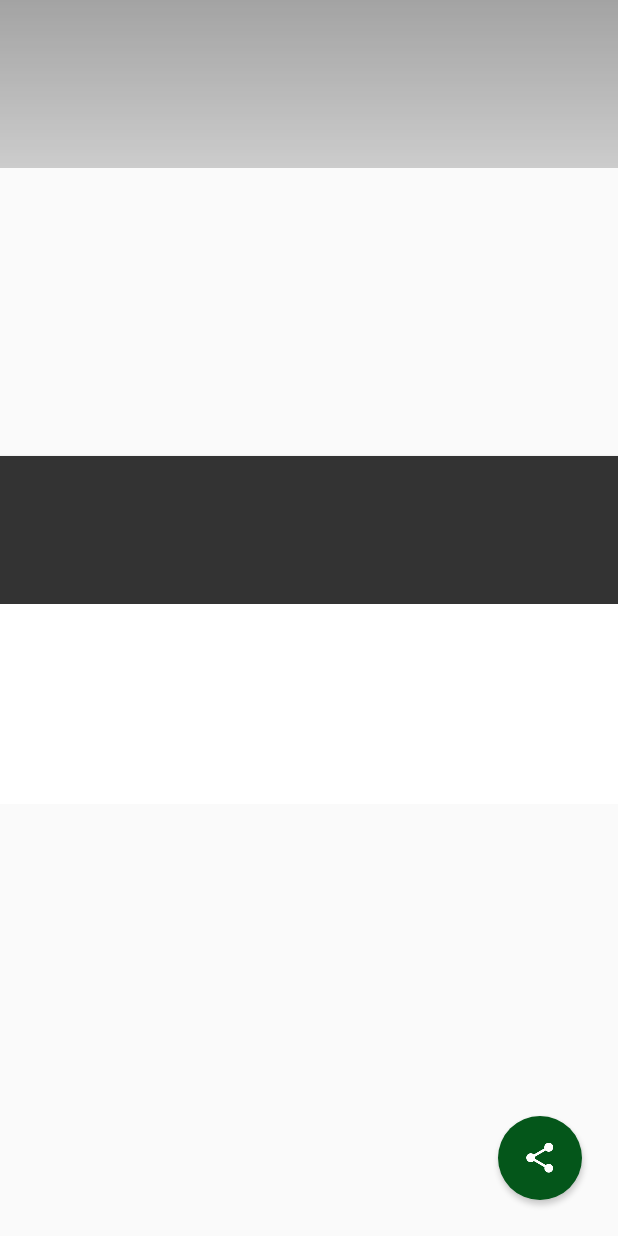
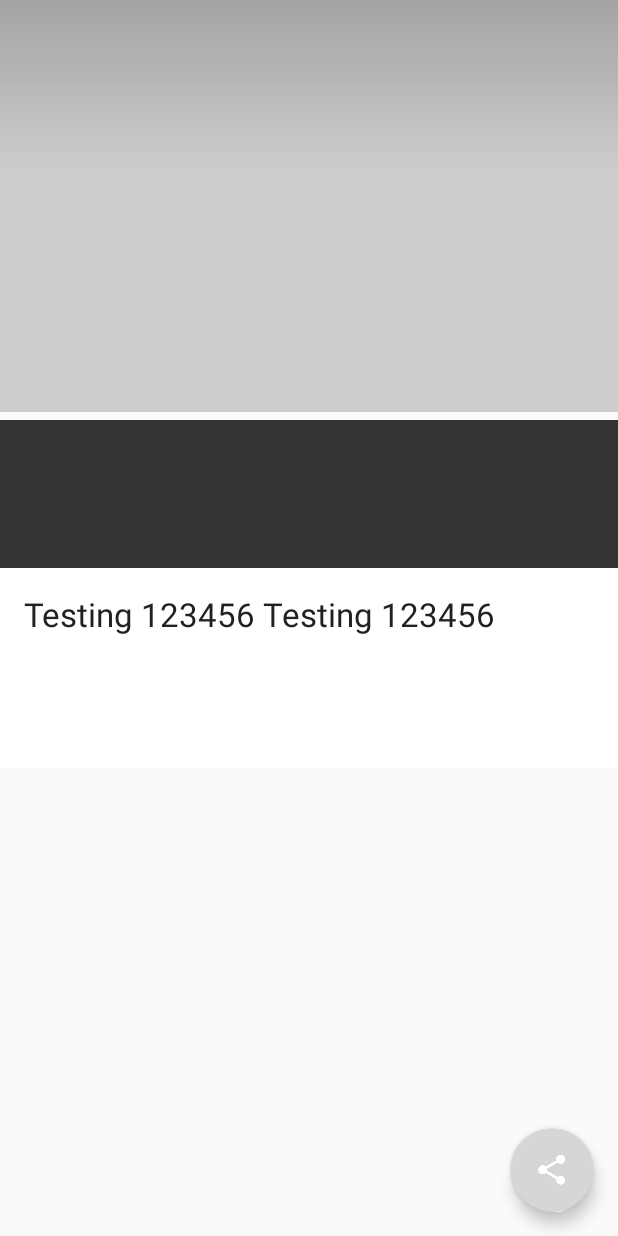
Before and after one commit to oliviadodge/xyz-reader, an Android app: the layout fragment_article_detail.xml on its own in the app's theme, with its tools: preview values and no code run, on a phone screen of 412 x 824 dp. Run offline under Robolectric (Android 15) with nearby library versions, the phone set to English and light mode, and no system bars.

Commit message:
remove CardView and add item decoration to RecyclerView

```diff
--- a/xyzreader/XYZReader/src/main/java/com/example/xyzreader/ui/ArticleDetailFragment.java
+++ b/xyzreader/XYZReader/src/main/java/com/example/xyzreader/ui/ArticleDetailFragment.java
@@ -255,7 +255,7 @@ public class ArticleDetailFragment extends Fragment implements
         bindViews();
     }
 
-    public int getUpButtonFloor() {
+    public int  getUpButtonFloor() {
         if (mPhotoContainerView == null || mPhotoView.getHeight() == 0) {
             return Integer.MAX_VALUE;
         }
--- /dev/null
+++ b/xyzreader/XYZReader/src/main/java/com/example/xyzreader/ui/SetAspectImageView.java
@@ -0,0 +1,31 @@
+package com.example.xyzreader.ui;
+
+import android.content.Context;
+import android.util.AttributeSet;
+import android.widget.ImageView;
+
+/**
+ * Created by olivi on 11/3/2015.
+ */
+public class SetAspectImageView extends ImageView {
+
+    public SetAspectImageView(Context context) {
+        super(context);
+    }
+
+    public SetAspectImageView(Context context, AttributeSet attrs) {
+        super(context, attrs);
+    }
+
+    public SetAspectImageView(Context context, AttributeSet attrs, int defStyle) {
+        super(context, attrs, defStyle);
+    }
+
+    @Override
+    protected void onMeasure(int widthMeasureSpec, int heightMeasureSpec) {
+        int height = MeasureSpec.getSize(widthMeasureSpec) * 2 / 3;
+        int heightSpec = MeasureSpec.makeMeasureSpec(height,
+                MeasureSpec.EXACTLY);
+        super.onMeasure(widthMeasureSpec, heightSpec);
+    }
+}
--- a/xyzreader/XYZReader/src/main/res/drawable/add_fab_background.xml
+++ b/xyzreader/XYZReader/src/main/res/drawable/add_fab_background.xml
@@ -17,7 +17,7 @@
 <layer-list xmlns:android="http://schemas.android.com/apk/res/android">
     <item>
         <shape android:shape="oval">
-            <solid android:color="@color/theme_accent" />
+            <solid android:color="@color/yellow_a400" />
         </shape>
     </item>
     <item android:drawable="@drawable/white_selectable_item_background_circle" />
--- a/xyzreader/XYZReader/src/main/res/layout/fragment_article_detail.xml
+++ b/xyzreader/XYZReader/src/main/res/layout/fragment_article_detail.xml
@@ -1,5 +1,7 @@
-<com.example.xyzreader.ui.DrawInsetsFrameLayout xmlns:android="http://schemas.android.com/apk/res/android"
+<com.example.xyzreader.ui.DrawInsetsFrameLayout
+    xmlns:android="http://schemas.android.com/apk/res/android"
     xmlns:app="http://schemas.android.com/apk/res-auto"
+    xmlns:tools="http://schemas.android.com/tools"
     android:id="@+id/draw_insets_frame_layout"
     android:layout_width="match_parent"
     android:layout_height="match_parent">
@@ -19,15 +21,16 @@
                 android:layout_height="wrap_content"
                 android:background="@color/photo_placeholder">
                 <!--suppress AndroidLintContentDescription -->
-                <ImageView
+                <com.example.xyzreader.ui.SetAspectImageView
                     android:id="@+id/photo"
-                    android:layout_width="100dp"
-                    android:layout_height="100dp"
+                    android:layout_width="match_parent"
+                    android:layout_height="0dp"
+                    android:scaleType="centerCrop"
                      />
 
                 <View
                     android:layout_width="match_parent"
-                    android:layout_height="112dp"
+                    android:layout_height="@dimen/detail_photo_background_protection"
                     android:background="@drawable/photo_background_protection" />
 
             </FrameLayout>
@@ -39,7 +42,7 @@
                 android:layout_gravity="center_horizontal"
                 android:maxWidth="@dimen/detail_card_max_width"
                 android:background="#fff"
-                android:elevation="2dp"
+                app:elevation="2dp"
                 android:layout_marginTop="@dimen/detail_card_top_margin">
 
                 <LinearLayout
@@ -83,25 +86,44 @@
                     android:layout_marginLeft="@dimen/detail_inner_horiz_margin"
                     android:layout_marginRight="@dimen/detail_inner_horiz_margin"
                     android:paddingBottom="@dimen/detail_body_bottom_margin"
-                    android:textColor="@color/ltgray"
-                    android:textColorLink="@color/theme_accent"
+                    android:textColor="@color/grey_900"
+                    android:textColorLink="@color/yellow_a400"
                     android:textSize="@dimen/detail_body_text_size"
-                    android:lineSpacingMultiplier="@fraction/detail_body_line_spacing_multiplier" />
+                    android:lineSpacingMultiplier="@fraction/detail_body_line_spacing_multiplier"
+                    tools:text="Testing 123456 Testing 123456"/>
 
             </com.example.xyzreader.ui.MaxWidthLinearLayout>
         </FrameLayout>
     </com.example.xyzreader.ui.ObservableScrollView>
 
-    <ImageButton android:id="@+id/share_fab"
-        android:stateListAnimator="@anim/fab_state_list_anim"
+    <!--<ImageButton android:id="@+id/share_fab"-->
+        <!--android:stateListAnimator="@anim/fab_state_list_anim"-->
+        <!--android:background="@drawable/add_fab_background"-->
+        <!--android:layout_gravity="bottom|end"-->
+        <!--android:layout_marginRight="@dimen/fab_margin"-->
+        <!--android:layout_marginBottom="@dimen/fab_margin"-->
+        <!--android:layout_width="56dp"-->
+        <!--android:layout_height="56dp"-->
+        <!--android:src="@drawable/ic_share"-->
+        <!--android:elevation="@dimen/fab_elevation"-->
+        <!--android:contentDescription="@string/action_share" />-->
+
+
+    <android.support.design.widget.FloatingActionButton
+        android:id="@+id/share_fab"
+        android:src="@drawable/ic_share"
         android:background="@drawable/add_fab_background"
+
+        android:layout_margin="@dimen/fab_margin"
+        android:layout_width="wrap_content"
+        android:layout_height="wrap_content"
+
+        app:elevation="@dimen/fab_elevation"
+        app:pressedTranslationZ="@dimen/fab_press_translation_z"
         android:layout_gravity="bottom|end"
-        android:layout_marginRight="@dimen/fab_margin"
-        android:layout_marginBottom="@dimen/fab_margin"
-        android:layout_width="56dp"
-        android:layout_height="56dp"
-        android:src="@drawable/ic_share"
-        android:elevation="@dimen/fab_elevation"
+
         android:contentDescription="@string/action_share" />
 
+
+
 </com.example.xyzreader.ui.DrawInsetsFrameLayout>
--- a/xyzreader/XYZReader/src/main/res/values/colors.xml
+++ b/xyzreader/XYZReader/src/main/res/values/colors.xml
@@ -18,8 +18,10 @@
 <resources>
     <color name="photo_placeholder">#ccc</color>
 
-    <color name="theme_primary">#04561A</color>
-    <color name="theme_primary_dark">#04561A</color>
-    <color name="theme_accent">#04561A</color>
-    <color name="ltgray">#ffe0e0e0</color>
+    <color name="grey_500">#9E9E9E</color>
+    <color name="grey_700">#616161</color>
+    <color name="grey_300">#E0E0E0</color>
+
+    <color name="yellow_a400">#FFEA00</color>
+    <color name="grey_900">#212121</color>
 </resources>
--- a/xyzreader/XYZReader/src/main/res/values/dimens.xml
+++ b/xyzreader/XYZReader/src/main/res/values/dimens.xml
@@ -2,10 +2,19 @@
     <!-- detail -->
     <dimen name="detail_title_text_size">32sp</dimen>
     <dimen name="detail_body_text_size">22sp</dimen>
+
+    <dimen name="detail_image_view_height">96dp</dimen>
+    <dimen name="detail_image_view_width">96dp</dimen>
+
+    <dimen name="detail_photo_background_protection">112dp</dimen>
+
     <item name="detail_body_line_spacing_multiplier" format="float" type="fraction">1.25</item>
 
-    <dimen name="fab_elevation">2dp</dimen>
-    <dimen name="fab_press_translation_z">6dp</dimen>
-    <dimen name="fab_margin">24dp</dimen>
+    <dimen name="fab_elevation">6dp</dimen>
+    <dimen name="fab_press_translation_z">12dp</dimen>
+    <dimen name="fab_margin">16dp</dimen>
+
+    <dimen name="text_padding_side">16dp</dimen>
+    <dimen name="text_padding_top_bottom">4dp</dimen>
 
 </resources>
--- a/xyzreader/XYZReader/src/main/res/values/macro_layout.xml
+++ b/xyzreader/XYZReader/src/main/res/values/macro_layout.xml
@@ -6,7 +6,7 @@
 
     <!-- detail -->
     <bool name="detail_is_card">false</bool>
-    <dimen name="detail_photo_height">304dp</dimen>
+    <dimen name="detail_photo_height">280dp</dimen>
     <dimen name="detail_card_top_margin">@dimen/detail_photo_height</dimen>
     <dimen name="detail_inner_horiz_margin">16dp</dimen>
     <dimen name="detail_card_max_width">10000dp</dimen> <!-- force match_parent -->
--- a/xyzreader/XYZReader/src/main/res/values/styles.xml
+++ b/xyzreader/XYZReader/src/main/res/values/styles.xml
@@ -18,7 +18,9 @@
 <resources>
 
     <style name="Theme.Bacon" parent="@style/Theme.AppCompat.Light.NoActionBar">
-
+        <item name="colorPrimary">@color/grey_500</item>
+        <item name="colorPrimaryDark">@color/grey_700</item>
+        <item name="colorAccent">@color/yellow_a200</item>
     </style>
 
     <style name="Theme.Bacon.Detail">
```
Also changed, not shown: xyzreader/XYZReader/src/main/java/com/example/xyzreader/ui/ArticleListActivity.java (+47 -1 lines), xyzreader/XYZReader/src/main/java/com/example/xyzreader/ui/DividerItemDecoration.java (+23 -10 lines), xyzreader/XYZReader/src/main/res/layout/activity_article_list.xml (+24 -14 lines), xyzreader/XYZReader/src/main/res/layout/list_item_article.xml (+12 -15 lines), 46 other files.
